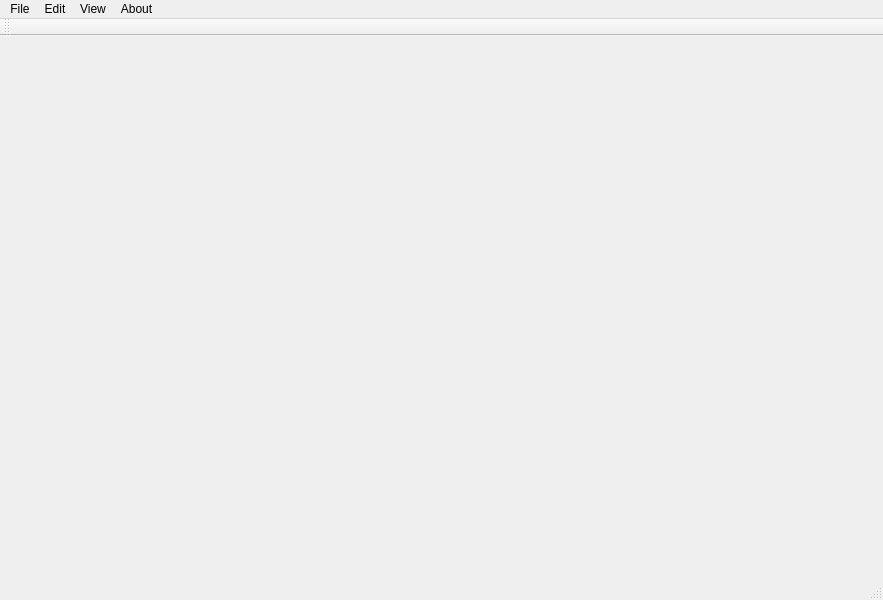
Old version of the form src/window.ui in the repository albin-johansson/tactile.
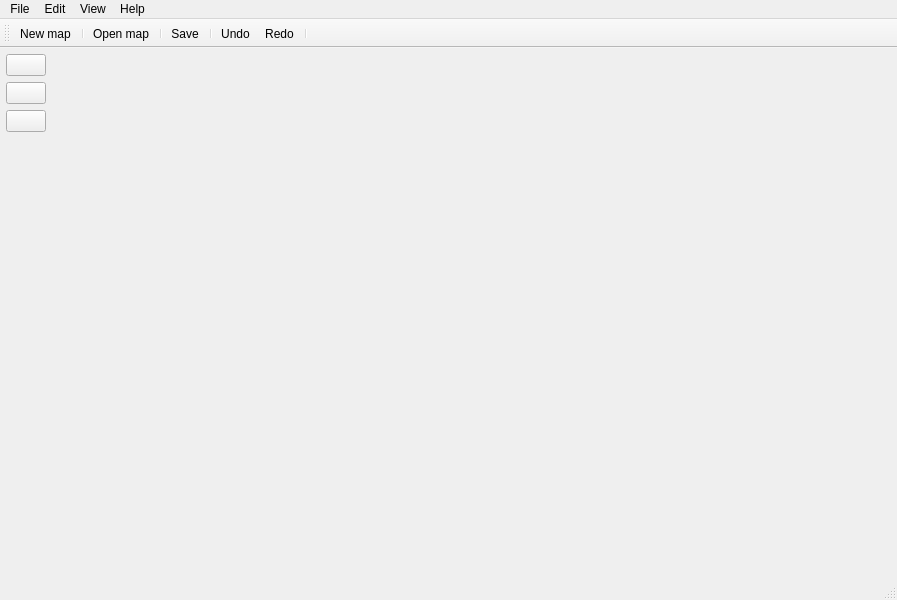
New version of the form. Icons and pictures are not drawn.

```diff
--- a/src/window.ui
+++ b/src/window.ui
@@ -6,7 +6,7 @@
    <rect>
     <x>0</x>
     <y>0</y>
-    <width>883</width>
+    <width>897</width>
     <height>600</height>
    </rect>
   </property>
@@ -28,28 +28,116 @@
      <rect>
       <x>0</x>
       <y>0</y>
-      <width>881</width>
-      <height>541</height>
+      <width>891</width>
+      <height>521</height>
      </rect>
     </property>
-    <layout class="QGridLayout" name="gridLayout">
-     <item row="0" column="1">
-      <spacer name="verticalSpacer">
-       <property name="orientation">
-        <enum>Qt::Vertical</enum>
+    <layout class="QHBoxLayout" name="horizontalLayout">
+     <item>
+      <layout class="QVBoxLayout" name="verticalLayout">
+       <property name="leftMargin">
+        <number>6</number>
        </property>
-       <property name="sizeType">
-        <enum>QSizePolicy::Expanding</enum>
+       <property name="topMargin">
+        <number>6</number>
        </property>
-       <property name="sizeHint" stdset="0">
-        <size>
-         <width>20</width>
-         <height>40</height>
-        </size>
+       <property name="rightMargin">
+        <number>6</number>
        </property>
-      </spacer>
+       <property name="bottomMargin">
+        <number>6</number>
+       </property>
+       <item>
+        <widget class="QPushButton" name="stampButton">
+         <property name="toolTip">
+          <string>Stamp tool</string>
+         </property>
+         <property name="styleSheet">
+          <string notr="true"/>
+         </property>
+         <property name="text">
+          <string/>
+         </property>
+         <property name="icon">
+          <iconset resource="tactile2.qrc">
+           <normaloff>:/res/icons/icons8/dark/rubber_stamp_32px.png</normaloff>:/res/icons/icons8/dark/rubber_stamp_32px.png</iconset>
+         </property>
+         <property name="iconSize">
+          <size>
+           <width>24</width>
+           <height>24</height>
+          </size>
+         </property>
+        </widget>
+       </item>
+       <item>
+        <widget class="QPushButton" name="bucketButton">
+         <property name="sizePolicy">
+          <sizepolicy hsizetype="Minimum" vsizetype="Fixed">
+           <horstretch>0</horstretch>
+           <verstretch>0</verstretch>
+          </sizepolicy>
+         </property>
+         <property name="toolTip">
+          <string>Bucket tool</string>
+         </property>
+         <property name="text">
+          <string notr="true"/>
+         </property>
+         <property name="icon">
+          <iconset resource="tactile2.qrc">
+           <normaloff>:/res/icons/icons8/dark/icons8-fill-color-32.png</normaloff>:/res/icons/icons8/dark/icons8-fill-color-32.png</iconset>
+         </property>
+         <property name="iconSize">
+          <size>
+           <width>24</width>
+           <height>24</height>
+          </size>
+         </property>
+         <attribute name="buttonGroup">
+          <string notr="true">buttonGroup</string>
+         </attribute>
+        </widget>
+       </item>
+       <item>
+        <widget class="QPushButton" name="eraserButton">
+         <property name="toolTip">
+          <string>Eraser tool</string>
+         </property>
+         <property name="text">
+          <string/>
+         </property>
+         <property name="icon">
+          <iconset resource="tactile2.qrc">
+           <normaloff>:/res/icons/icons8/dark/icons8-erase-32.png</normaloff>:/res/icons/icons8/dark/icons8-erase-32.png</iconset>
+         </property>
+         <property name="iconSize">
+          <size>
+           <width>24</width>
+           <height>24</height>
+          </size>
+         </property>
+         <attribute name="buttonGroup">
+          <string notr="true">buttonGroup</string>
+         </attribute>
+        </widget>
+       </item>
+       <item>
+        <spacer name="verticalSpacer_2">
+         <property name="orientation">
+          <enum>Qt::Vertical</enum>
+         </property>
+         <property name="sizeHint" stdset="0">
+          <size>
+           <width>20</width>
+           <height>40</height>
+          </size>
+         </property>
+        </spacer>
+       </item>
+      </layout>
      </item>
-     <item row="0" column="0">
+     <item>
       <spacer name="horizontalSpacer">
        <property name="orientation">
         <enum>Qt::Horizontal</enum>
@@ -70,7 +158,7 @@
     <rect>
      <x>0</x>
      <y>0</y>
-     <width>883</width>
+     <width>897</width>
      <height>21</height>
     </rect>
    </property>
@@ -120,15 +208,15 @@
     <addaction name="actionPan_left"/>
     <addaction name="separator"/>
    </widget>
-   <widget class="QMenu" name="menuAbout">
+   <widget class="QMenu" name="menuHelp">
     <property name="title">
-     <string>About</string>
+     <string>Help</string>
     </property>
    </widget>
    <addaction name="menuFile"/>
    <addaction name="menuEdit"/>
    <addaction name="menuView"/>
-   <addaction name="menuAbout"/>
+   <addaction name="menuHelp"/>
   </widget>
   <widget class="QStatusBar" name="statusbar"/>
   <widget class="QToolBar" name="toolBar">
@@ -141,6 +229,15 @@
    <attribute name="toolBarBreak">
     <bool>false</bool>
    </attribute>
+   <addaction name="actionNew_map"/>
+   <addaction name="separator"/>
+   <addaction name="actionOpen_map"/>
+   <addaction name="separator"/>
+   <addaction name="actionSave"/>
+   <addaction name="separator"/>
+   <addaction name="actionUndo"/>
+   <addaction name="actionRedo"/>
+   <addaction name="separator"/>
   </widget>
   <action name="actionNew_map">
    <property name="text">
```
Left out of the diff: 50 changed lines with no effect on the pictures.
